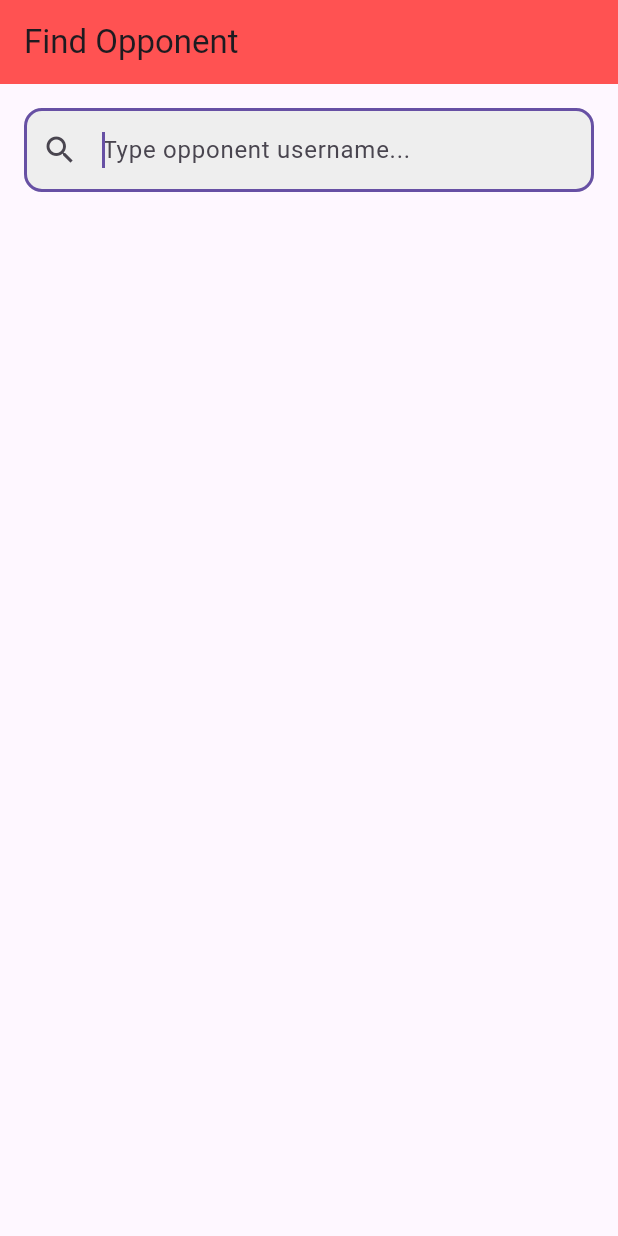
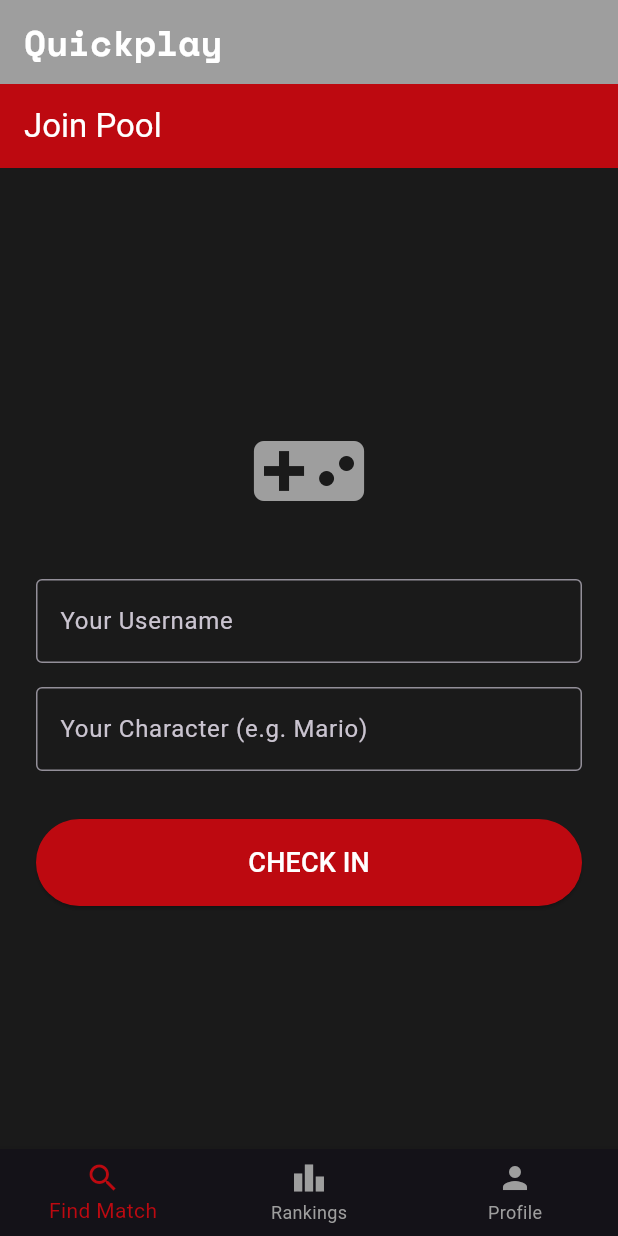
Before and after one commit to MattMyers204453/quick_rank, a Flutter app: the screen it shows after launch, on a phone screen of 412 x 824 dp. Run offline on Flutter 3.47's test engine with Material 3 defaults, Android fonts, the phone set to English and light mode, and no system bars; our stand-ins replace google_fonts.

Commit message:
add check in/check out

```diff
--- a/lib/main.dart
+++ b/lib/main.dart
@@ -1,6 +1,6 @@
 // lib/main.dart
 import 'package:flutter/material.dart';
-import 'src/screens/opponent_search_screen.dart';
+import 'package:quick_rank/src/app.dart';
 
 void main() {
   runApp(const SmashRankApp());
@@ -19,7 +19,7 @@ class SmashRankApp extends StatelessWidget {
         brightness: Brightness.light,
         useMaterial3: true,
       ),
-      home: const OpponentSearchScreen(),
+      home: const MyApp(),
     );
   }
 }
--- a/lib/src/app.dart
+++ b/lib/src/app.dart
@@ -1,5 +1,6 @@
-import 'package:flutter/material.dart';
-import 'screens/opponent_search_screen.dart'; // Import your screen
+import 'package:flutter/material.dart'; // Import your screen
+
+import 'screens/main_navigation_shell.dart';
 
 class MyApp extends StatelessWidget {
   const MyApp({super.key});
@@ -7,24 +8,19 @@ class MyApp extends StatelessWidget {
   @override
   Widget build(BuildContext context) {
     return MaterialApp(
-      // The text that appears in the task switcher
       title: 'SmashRank',
-
-      // Theme logic (Red/Black/Dark as requested for Smash Bros)
       theme: ThemeData(
         useMaterial3: true,
-        brightness: Brightness.dark, // Smash Ultimate uses a dark UI
-        primaryColor: const Color(0xFFBD0910), // Smash Bros Red
-        scaffoldBackgroundColor:
-            const Color(0xFF1A1A1A), // Dark Grey Background
+        brightness: Brightness.dark,
+        primaryColor: const Color(0xFFBD0910),
+        scaffoldBackgroundColor: const Color(0xFF1A1A1A),
         appBarTheme: const AppBarTheme(
           backgroundColor: Color(0xFFBD0910),
           foregroundColor: Colors.white,
         ),
       ),
-
-      // Force the app to start on your Search Screen
-      home: const OpponentSearchScreen(),
+      // NEW: Point home to the shell
+      home: const MainNavigationShell(),
     );
   }
 }
--- /dev/null
+++ b/lib/src/screens/main_navigation_shell.dart
@@ -0,0 +1,69 @@
+import 'package:flutter/material.dart';
+import 'package:google_fonts/google_fonts.dart';
+import 'opponent_search_screen.dart';
+
+class MainNavigationShell extends StatefulWidget {
+  const MainNavigationShell({super.key});
+
+  @override
+  State<MainNavigationShell> createState() => _MainNavigationShellState();
+}
+
+class _MainNavigationShellState extends State<MainNavigationShell> {
+  int _selectedIndex = 0;
+
+  // The three main screens of SmashRank
+  final List<Widget> _screens = [
+    const OpponentSearchScreen(), // Tab 0
+    const Center(child: Text('Global Leaderboards (Coming Soon)')), // Tab 1
+    const Center(child: Text('My Profile & Stats (Coming Soon)')), // Tab 2
+  ];
+
+  void _onItemTapped(int index) {
+    setState(() {
+      _selectedIndex = index;
+    });
+  }
+
+  @override
+  Widget build(BuildContext context) {
+    return Scaffold(
+      // IndexedStack is key: it keeps screens "alive" in the background
+      // so your search results don't disappear when you switch tabs.
+      appBar: AppBar(
+        title: Text(
+          'Quickplay',
+          style: GoogleFonts.spaceMono(
+            fontWeight: FontWeight.bold,
+            fontSize: 24,
+          ),
+        ),
+        backgroundColor: Colors.grey, // Smash Bros theme color
+      ),
+      body: IndexedStack(
+        index: _selectedIndex,
+        children: _screens,
+      ),
+      bottomNavigationBar: BottomNavigationBar(
+        currentIndex: _selectedIndex,
+        onTap: _onItemTapped,
+        selectedItemColor: const Color(0xFFBD0910), // Smash Red
+        unselectedItemColor: Colors.grey,
+        items: const [
+          BottomNavigationBarItem(
+            icon: Icon(Icons.search),
+            label: 'Find Match',
+          ),
+          BottomNavigationBarItem(
+            icon: Icon(Icons.leaderboard),
+            label: 'Rankings',
+          ),
+          BottomNavigationBarItem(
+            icon: Icon(Icons.person),
+            label: 'Profile',
+          ),
+        ],
+      ),
+    );
+  }
+}
--- a/lib/src/screens/opponent_search_screen.dart
+++ b/lib/src/screens/opponent_search_screen.dart
@@ -3,6 +3,11 @@ import 'package:flutter/material.dart';
 
 import '../models/player.dart';
 import '../services/api_service.dart';
+
+import 'dart:async';
+import 'package:flutter/material.dart';
+import '../services/api_service.dart';
+import '../models/player.dart';
 
 class OpponentSearchScreen extends StatefulWidget {
   const OpponentSearchScreen({super.key});
@@ -13,64 +18,186 @@ class OpponentSearchScreen extends StatefulWidget {
 
 class _OpponentSearchScreenState extends State<OpponentSearchScreen> {
   final ApiService _apiService = ApiService();
+
+  // --- Search State ---
   final TextEditingController _searchController = TextEditingController();
-
   List<Player> _results = [];
   bool _isLoading = false;
   Timer? _debounce;
+
+  // --- Check-In State ---
+  bool _isCheckedIn = false; // The master toggle
+  final TextEditingController _myUsernameController = TextEditingController();
+  final TextEditingController _myCharacterController = TextEditingController();
+  bool _isCheckingInOrOut = false; // To show spinner on the button
 
   @override
   void dispose() {
     _debounce?.cancel();
     _searchController.dispose();
+    _myUsernameController.dispose();
+    _myCharacterController.dispose();
     super.dispose();
   }
 
+  // --- Logic: Check In ---
+  Future<void> _handleCheckIn() async {
+    final username = _myUsernameController.text.trim();
+    final character = _myCharacterController.text.trim();
+
+    if (username.isEmpty || character.isEmpty) {
+      ScaffoldMessenger.of(context).showSnackBar(
+        const SnackBar(content: Text('Please enter username and character')),
+      );
+      return;
+    }
+
+    setState(() => _isCheckingInOrOut = true);
+
+    final success = await _apiService.checkIn(username, character);
+
+    if (!mounted) return;
+    setState(() => _isCheckingInOrOut = false);
+
+    if (success) {
+      setState(() => _isCheckedIn = true);
+    } else {
+      ScaffoldMessenger.of(context).showSnackBar(
+        const SnackBar(content: Text('Failed to check in')),
+      );
+    }
+  }
+
+  // --- Logic: Check Out ---
+  Future<void> _handleCheckOut() async {
+    setState(() => _isCheckingInOrOut = true);
+
+    final success = await _apiService.checkOut(
+      _myUsernameController.text.trim(),
+      _myCharacterController.text.trim(),
+    );
+
+    if (!mounted) return;
+    setState(() => _isCheckingInOrOut = false);
+
+    if (success) {
+      setState(() {
+        _isCheckedIn = false;
+        _results.clear(); // Clear old search results
+        _searchController.clear(); // Clear search bar
+      });
+    } else {
+      ScaffoldMessenger.of(context).showSnackBar(
+        const SnackBar(content: Text('Failed to check out')),
+      );
+    }
+  }
+
+  // --- Logic: Search (Same as before) ---
   void _onSearchChanged(String query) {
     if (_debounce?.isActive ?? false) _debounce!.cancel();
 
-    // 300ms debounce to prevent API flooding
     _debounce = Timer(const Duration(milliseconds: 300), () {
       if (query.isNotEmpty) {
         _performSearch(query);
       } else {
-        setState(() {
-          _results = [];
-        });
+        setState(() => _results = []);
       }
     });
   }
 
   Future<void> _performSearch(String query) async {
     setState(() => _isLoading = true);
-
     final players = await _apiService.searchActivePlayers(query);
-
-    // Check if mounted to ensure we don't call setState on a disposed widget
     if (!mounted) return;
-
     setState(() {
       _results = players;
       _isLoading = false;
     });
   }
 
+  // ===========================================================================
+  // UI: The Switcher
+  // ===========================================================================
   @override
   Widget build(BuildContext context) {
+    // If checked in, show the Search Screen. If not, show the Check-In Screen.
+    return _isCheckedIn ? _buildSearchPage() : _buildCheckInPage();
+  }
+
+  // --- Page 1: Check In ---
+  Widget _buildCheckInPage() {
+    return Scaffold(
+      appBar: AppBar(title: const Text('Join Pool')),
+      body: Padding(
+        padding: const EdgeInsets.all(24.0),
+        child: Column(
+          mainAxisAlignment: MainAxisAlignment.center,
+          crossAxisAlignment: CrossAxisAlignment.stretch,
+          children: [
+            const Icon(Icons.videogame_asset, size: 80, color: Colors.grey),
+            const SizedBox(height: 32),
+            TextField(
+              controller: _myUsernameController,
+              decoration: const InputDecoration(
+                labelText: 'Your Username',
+                border: OutlineInputBorder(),
+              ),
+            ),
+            const SizedBox(height: 16),
+            TextField(
+              controller: _myCharacterController,
+              decoration: const InputDecoration(
+                labelText: 'Your Character (e.g. Mario)',
+                border: OutlineInputBorder(),
+              ),
+            ),
+            const SizedBox(height: 32),
+            ElevatedButton(
+              onPressed: _isCheckingInOrOut ? null : _handleCheckIn,
+              style: ElevatedButton.styleFrom(
+                backgroundColor: Theme.of(context).primaryColor,
+                foregroundColor: Colors.white,
+                padding: const EdgeInsets.symmetric(vertical: 16),
+              ),
+              child: _isCheckingInOrOut
+                  ? const SizedBox(
+                      height: 20,
+                      width: 20,
+                      child: CircularProgressIndicator(
+                          color: Colors.white, strokeWidth: 2),
+                    )
+                  : const Text('CHECK IN', style: TextStyle(fontSize: 18)),
+            ),
+          ],
+        ),
+      ),
+    );
+  }
+
+  // --- Page 2: Search Bar + Results ---
+  Widget _buildSearchPage() {
     return Scaffold(
       appBar: AppBar(
         title: const Text('Find Opponent'),
-        backgroundColor: Colors.redAccent, // Smash Bros theme color
+        actions: [
+          // The Check Out Button
+          IconButton(
+            icon: const Icon(Icons.exit_to_app),
+            tooltip: 'Check Out',
+            onPressed: _isCheckingInOrOut ? null : _handleCheckOut,
+          ),
+        ],
       ),
       body: Column(
         children: [
-          // --- Search Bar ---
           Padding(
             padding: const EdgeInsets.all(16.0),
             child: TextField(
               controller: _searchController,
               onChanged: _onSearchChanged,
-              autofocus: true, // Keyboard pops up immediately
+              autofocus: true,
+              textCapitalization: TextCapitalization.none,
               decoration: InputDecoration(
                 hintText: 'Type opponent username...',
                 prefixIcon: const Icon(Icons.search),
@@ -80,16 +207,13 @@ class _OpponentSearchScreenState extends State<OpponentSearchScreen> {
                         height: 20,
                         child: CircularProgressIndicator(strokeWidth: 2))
                     : null,
-                border: OutlineInputBorder(
-                  borderRadius: BorderRadius.circular(12),
-                ),
+                border:
+                    OutlineInputBorder(borderRadius: BorderRadius.circular(12)),
                 filled: true,
                 fillColor: Colors.grey[200],
               ),
             ),
           ),
-
-          // --- Results List ---
           Expanded(
             child: _results.isEmpty &&
                     _searchController.text.isNotEmpty &&
@@ -103,23 +227,20 @@ class _OpponentSearchScreenState extends State<OpponentSearchScreen> {
                       return ListTile(
                         leading: CircleAvatar(
                           backgroundColor: Colors.black,
-                          child: Text(
-                            player.character[0].toUpperCase(),
-                            style: const TextStyle(color: Colors.white),
-                          ),
+                          child: Text(player.character[0].toUpperCase(),
+                              style: const TextStyle(color: Colors.white)),
                         ),
-                        title: Text(
-                          player.username,
-                          style: const TextStyle(fontWeight: FontWeight.bold),
-                        ),
+                        title: Text(player.username,
+                            style:
+                                const TextStyle(fontWeight: FontWeight.bold)),
                         subtitle: Text('Playing: ${player.character}'),
-                        trailing: Text(
-                          'Elo: ${player.rating}',
-                          style:
-                              const TextStyle(color: Colors.grey, fontSize: 12),
-                        ),
+                        trailing: player.rating > 0
+                            ? Text('Elo: ${player.rating}',
+                                style: const TextStyle(
+                                    color: Colors.grey, fontSize: 12))
+                            : null,
                         onTap: () {
-                          // TODO: Navigate to Match Confirmation / Game Session screen
+                          // Match logic later
                           print('Selected ${player.username}');
                         },
                       );
--- a/lib/src/services/api_service.dart
+++ b/lib/src/services/api_service.dart
@@ -4,7 +4,7 @@ import '../models/player.dart';
 
 class ApiService {
   // --- TOGGLE THIS TO SWITCH BETWEEN REAL API AND MOCK DATA ---
-  static const bool useMockData = false;
+  static const bool useMockData = true;
   // -----------------------------------------------------------
 
   // Android Emulator uses 10.0.2.2 to access localhost
--- a/pubspec.yaml
+++ b/pubspec.yaml
@@ -14,6 +14,7 @@ dependencies:
     sdk: flutter
   flutter_localizations:
     sdk: flutter
+  google_fonts: ^8.0.0
   http: ^1.2.0
 
 dev_dependencies:
```
Also changed, not shown: pubspec.lock, 1 other file.
